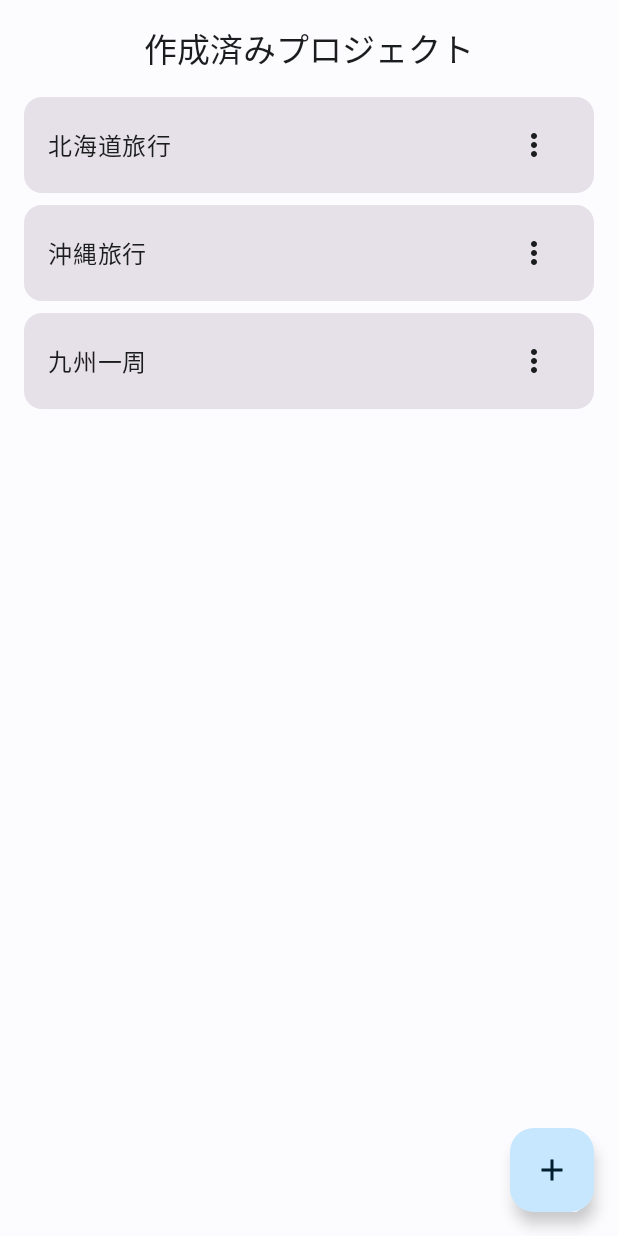
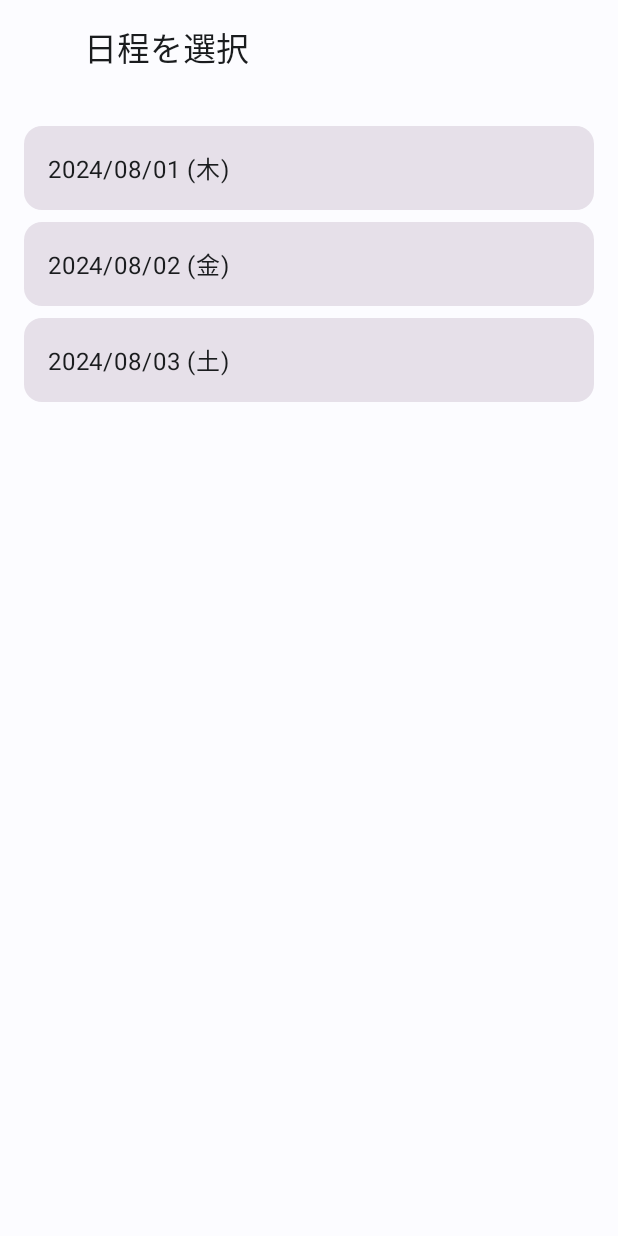
Before and after one commit to hata0/TravelApp, an Android app built with Jetpack Compose: the TripsDateSelection screen opened through its navigation route, after a tap on "北海道旅行", on a phone screen of 412 x 824 dp. Run offline under Robolectric (Android 15) with nearby library versions, the phone set to English and light mode, and no system bars.

Commit message:
feat: 画面遷移を作成

```diff
--- a/app/src/main/java/com/hata/travelapp/MainActivity.kt
+++ b/app/src/main/java/com/hata/travelapp/MainActivity.kt
@@ -16,7 +16,9 @@ import androidx.navigation.compose.composable
 import androidx.navigation.compose.rememberNavController
 import androidx.navigation.navArgument
 import com.hata.travelapp.internal.ui.android.home.view.HomeScreen
+import com.hata.travelapp.internal.ui.android.trip_map.view.TripMapScreen
 import com.hata.travelapp.internal.ui.android.trip_timeline.view.TripTimelineScreen
+import com.hata.travelapp.internal.ui.android.trips_date_selection.view.TripsDateSelectionScreen
 import com.hata.travelapp.internal.ui.android.trips_new.view.TripsNewScreen
 import com.hata.travelapp.ui.theme.TravelAppTheme
 
@@ -49,13 +51,13 @@ class MainActivity : ComponentActivity() {
  */
 @Composable
 fun ApplicationNavigationHost(navController: NavHostController, modifier: Modifier) {
-    NavHost(navController = navController, startDestination = "trips/1",
+    NavHost(navController = navController, startDestination = "home",
         modifier = modifier) {
         composable("home") {
             HomeScreen(
-                onNavigateToNewProject = { navController.navigate("new_project") },
-                onProjectClick = { navController.navigate("date_selection") },
-                onEditProject = { navController.navigate("new_project") }, // 編集時も新規作成画面に遷移
+                onNavigateToNewProject = { navController.navigate("trips/new") },
+                onProjectClick = { navController.navigate("trips/abc123/date-selection") },
+                onEditProject = { },
                 onDeleteProject = { /* TODO: ViewModelと連携して削除処理を実装 */ }
             )
         }
@@ -66,32 +68,44 @@ fun ApplicationNavigationHost(navController: NavHostController, modifier: Modifi
                         popUpTo("new_project") { inclusive = true }
                     }
                 },
-                onNavigateBack = { navController.popBackStack() }
+                onNavigateBack = { navController.navigate("home") }
             )
         }
         composable(
-            route = "trips/{id}?tab={tab}",
+            route = "trips/{id}/date-selection",
             arguments = listOf(
                 navArgument("id") { type = NavType.StringType },
-                navArgument("tab") {
-                    type = NavType.StringType
-                    defaultValue = "timeline"
-                }
             )
         ) { backstackEntry ->
             val id = backstackEntry.arguments?.getString("id")
-            val tab = backstackEntry.arguments?.getString("tab")
-            TripTimelineScreen(
-                onNavigateBack = {},
-                onNavigateToMap = {}
+            TripsDateSelectionScreen(
+                onNavigateBack = { navController.navigate("home") },
+                onNavigateToMap = { navController.navigate("trips/${id}?tab=map") }
             )
         }
-//        composable(
-//            route = "trips/{id}",
-//            arguments = listOf(navArgument("id") { type = NavType.IntType })
-//        ) { backStackEntry ->
-//            // 現在はTripScreenを呼び出すだけだが、将来的にはここでViewModelの初期化などを行う
-//            TripScreen()
-//        }
+        composable(
+            route = "trips/{id}?tab=timeline",
+            arguments = listOf(
+                navArgument("id") { type = NavType.StringType },
+            )
+        ) { backstackEntry ->
+            val id = backstackEntry.arguments?.getString("id")
+            TripTimelineScreen(
+                onNavigateBack = { navController.navigate("trips/${id}/date-selection") },
+                onNavigateToMap = { navController.navigate("trips/${id}?tab=map") }
+            )
+        }
+        composable(
+            route = "trips/{id}?tab=map",
+            arguments = listOf(
+                navArgument("id") { type = NavType.StringType },
+            )
+        ) { backstackEntry ->
+            val id = backstackEntry.arguments?.getString("id")
+            TripMapScreen(
+                onNavigateBack = { navController.navigate("trips/${id}/date-selection") },
+                onNavigateToTimeline = { navController.navigate("trips/${id}?tab=timeline") }
+            )
+        }
     }
 }
--- a/app/src/main/java/com/hata/travelapp/internal/ui/android/trip_map/view/TripMapScreen.kt
+++ b/app/src/main/java/com/hata/travelapp/internal/ui/android/trip_map/view/TripMapScreen.kt
@@ -30,7 +30,7 @@ import com.google.maps.android.compose.rememberCameraPositionState
  */
 @OptIn(ExperimentalMaterial3Api::class)
 @Composable
-fun MapScreen(
+fun TripMapScreen(
     onNavigateToTimeline: () -> Unit,
     onNavigateBack: () -> Unit
 ) {
@@ -83,6 +83,6 @@ fun MapScreen(
  */
 @Preview(showBackground = true)
 @Composable
-fun MapScreenPreview() {
-    MapScreen(onNavigateToTimeline = {}, onNavigateBack = {})
+fun TripMapScreenPreview() {
+    TripMapScreen(onNavigateToTimeline = {}, onNavigateBack = {})
 }
--- a/app/src/main/java/com/hata/travelapp/internal/ui/android/trip/view/DateSelectionScreen.kt
+++ b/app/src/main/java/com/hata/travelapp/internal/ui/android/trips_date_selection/view/TripsDateSelection.kt
@@ -1,4 +1,4 @@
-package com.hata.travelapp.internal.ui.android.trip.view
+package com.hata.travelapp.internal.ui.android.trips_date_selection.view
 
 import androidx.compose.foundation.clickable
 import androidx.compose.foundation.layout.fillMaxSize
@@ -8,7 +8,6 @@ import androidx.compose.foundation.lazy.LazyColumn
 import androidx.compose.foundation.lazy.items
 import androidx.compose.material3.Card
 import androidx.compose.material3.ExperimentalMaterial3Api
-import androidx.compose.material3.Icon
 import androidx.compose.material3.IconButton
 import androidx.compose.material3.Scaffold
 import androidx.compose.material3.Text
@@ -26,7 +25,7 @@ import androidx.compose.ui.unit.dp
  */
 @OptIn(ExperimentalMaterial3Api::class)
 @Composable
-fun DateSelectionScreen(
+fun TripsDateSelectionScreen(
     onNavigateToMap: (String) -> Unit,
     onNavigateBack: () -> Unit
 ) {
@@ -73,6 +72,6 @@ fun DateSelectionScreen(
  */
 @Preview(showBackground = true)
 @Composable
-fun DateSelectionScreenPreview() {
-    DateSelectionScreen(onNavigateToMap = {}, onNavigateBack = {})
+fun TripsDateSelectionScreenPreview() {
+    TripsDateSelectionScreen(onNavigateToMap = {}, onNavigateBack = {})
 }
```
